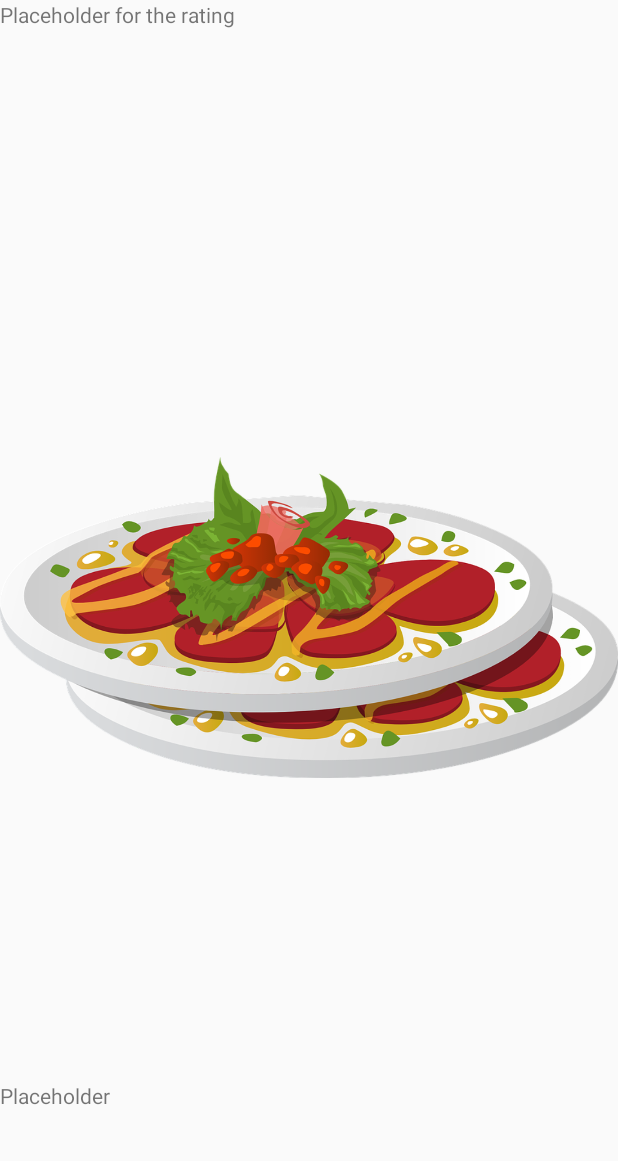
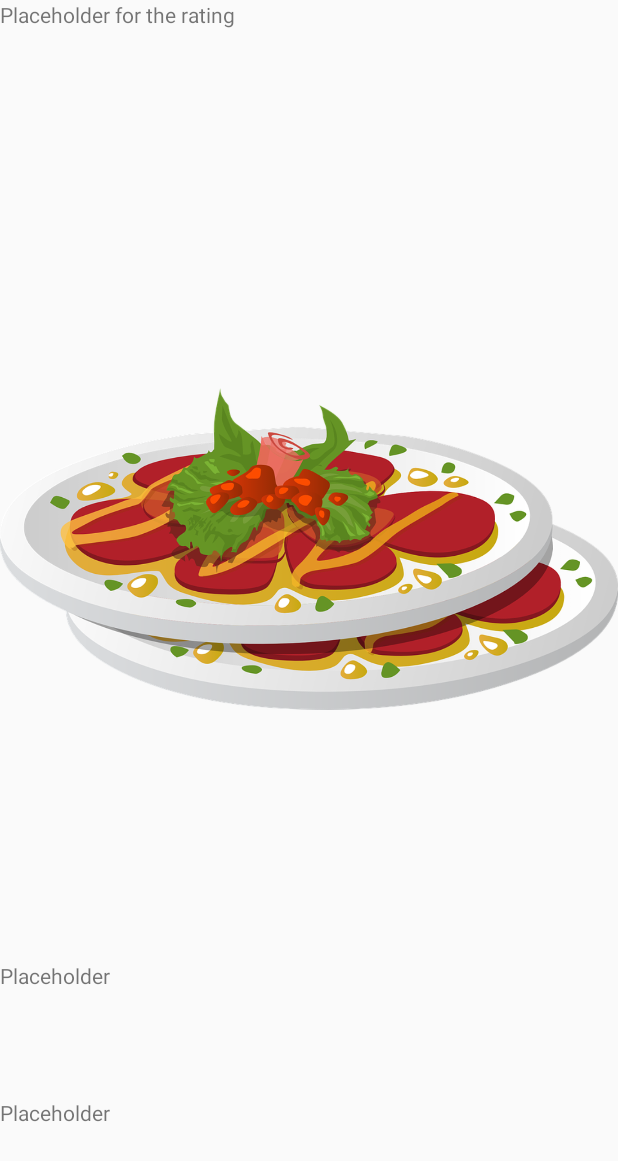
Before and after one commit to khion/recipematcher, an Android app: the layout fragment_recipe_display.xml on its own in the app's theme, with its tools: preview values and no code run, on a phone screen of 412 x 824 dp. Shown: the top 1161 px of the screen. Run offline under Robolectric (Android 15) with nearby library versions, the phone set to English and light mode, and no system bars.

```diff
--- a/app/src/main/java/ca/bcit/recipematcher/RecipeDisplayFragment.java
+++ b/app/src/main/java/ca/bcit/recipematcher/RecipeDisplayFragment.java
@@ -110,6 +110,7 @@ public class RecipeDisplayFragment extends Fragment {
 
     private void displayRecipeInfo(View v, String recipeID) {
         TextView name = v.findViewById(R.id.recipe_name);
+//        TextView ingredients = v.findViewById(R.id.recipe_instructions);
         ImageView image = v.findViewById(R.id.recipe_image);
         DocumentReference recipeDocRef = db.collection("recipes").document(recipeID);
         recipeDocRef.get().addOnSuccessListener(new OnSuccessListener<DocumentSnapshot>() {
@@ -117,6 +118,7 @@ public class RecipeDisplayFragment extends Fragment {
             public void onSuccess(DocumentSnapshot documentSnapshot) {
                 Recipe r = documentSnapshot.toObject(Recipe.class);
                 name.setText(r.getRecipeName());
+//                ingredients.setText(r.getIngredients());
                 Picasso.get().load(r.getImageURL()).into(image);
             }
         });
--- /dev/null
+++ b/app/src/main/java/ca/bcit/recipematcher/SplashScreenActivity.java
@@ -0,0 +1,18 @@
+package ca.bcit.recipematcher;
+
+import androidx.appcompat.app.AppCompatActivity;
+
+import android.content.Intent;
+import android.os.Bundle;
+
+public class SplashScreenActivity extends AppCompatActivity {
+
+    @Override
+    protected void onCreate(Bundle savedInstanceState) {
+        super.onCreate(savedInstanceState);
+
+        Intent intent = new Intent(this, MainActivity.class);
+        startActivity(intent);
+        finish();
+    }
+}
--- /dev/null
+++ b/app/src/main/res/drawable/splash_screen.xml
@@ -0,0 +1,9 @@
+<?xml version="1.0" encoding="utf-8"?>
+<layer-list xmlns:android="http://schemas.android.com/apk/res/android">
+    <item android:drawable="@color/white"/>
+    <item>
+        <bitmap
+            android:gravity=""
+            android:src="@drawable/app_name"/>
+    </item>
+</layer-list>
--- a/app/src/main/res/layout/fragment_recipe_display.xml
+++ b/app/src/main/res/layout/fragment_recipe_display.xml
@@ -22,6 +22,13 @@ android:orientation="vertical" >
         android:layout_height="0dp"
         android:layout_weight="1"
         android:text="Placeholder"/>
+    <TextView
+        android:id="@+id/recipe_ingredients"
+        android:layout_width="match_parent"
+        android:layout_height="0dp"
+        android:layout_weight="1"
+        android:text="Placeholder">
+    </TextView>
 
 
 </LinearLayout>
```
Also changed, not shown: app/src/main/res/drawable/app_name.png (added).
